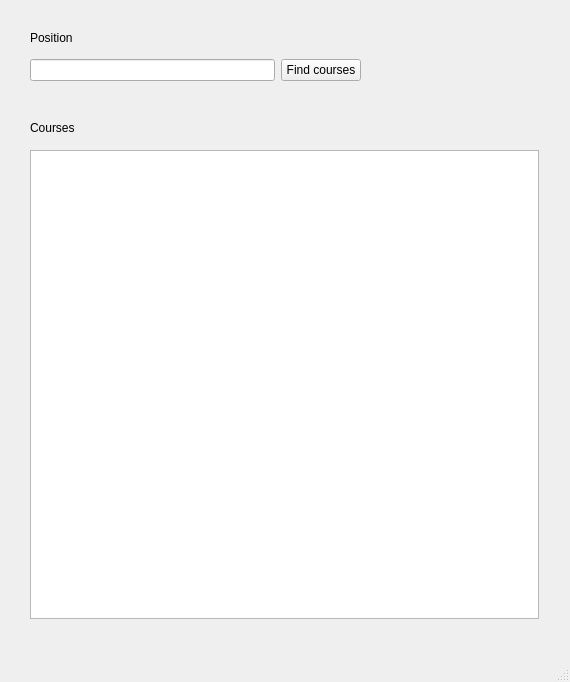
This is 1.ui in VikaPaz/Sirius_Hackathone_13.10.2022 as Qt 5 draws it before an edit. The edited form follows.
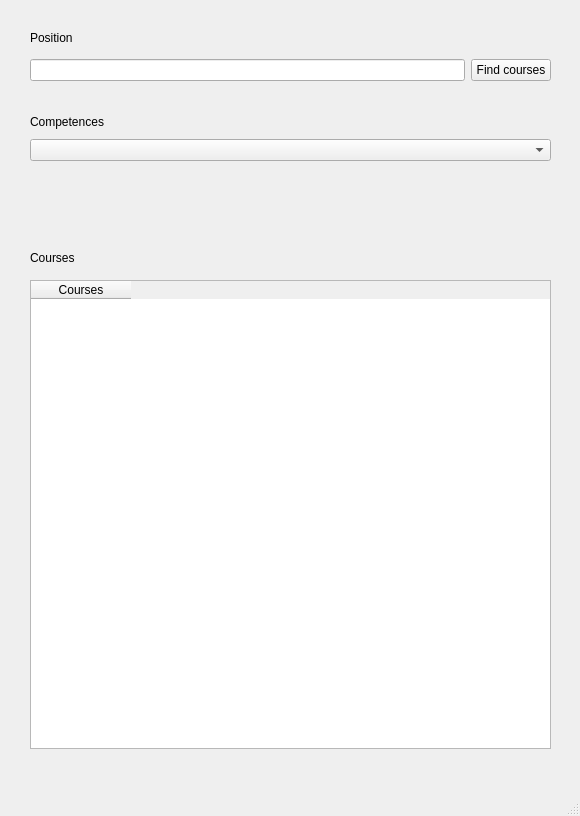
This is the edited form.

The edit to the form file:
```diff
--- a/1.ui
+++ b/1.ui
@@ -6,8 +6,8 @@
    <rect>
     <x>0</x>
     <y>0</y>
-    <width>570</width>
-    <height>682</height>
+    <width>580</width>
+    <height>816</height>
    </rect>
   </property>
   <property name="windowTitle">
@@ -19,7 +19,7 @@
      <rect>
       <x>30</x>
       <y>40</y>
-      <width>331</width>
+      <width>521</width>
       <height>61</height>
      </rect>
     </property>
@@ -44,7 +44,7 @@
     <property name="geometry">
      <rect>
       <x>30</x>
-      <y>120</y>
+      <y>250</y>
       <width>509</width>
       <height>16</height>
      </rect>
@@ -57,11 +57,27 @@
     <property name="geometry">
      <rect>
       <x>30</x>
-      <y>150</y>
-      <width>509</width>
+      <y>280</y>
+      <width>521</width>
       <height>469</height>
      </rect>
     </property>
+    <column>
+     <property name="text">
+      <string>Courses</string>
+     </property>
+     <property name="whatsThis">
+      <string/>
+     </property>
+     <property name="font">
+      <font>
+       <strikeout>false</strikeout>
+      </font>
+     </property>
+     <property name="textAlignment">
+      <set>AlignCenter</set>
+     </property>
+    </column>
    </widget>
    <widget class="QLabel" name="label_2">
     <property name="geometry">
@@ -76,6 +92,28 @@
      <string>Position</string>
     </property>
    </widget>
+   <widget class="QWidget" name="verticalLayoutWidget">
+    <property name="geometry">
+     <rect>
+      <x>30</x>
+      <y>110</y>
+      <width>521</width>
+      <height>51</height>
+     </rect>
+    </property>
+    <layout class="QVBoxLayout" name="verticalLayout">
+     <item>
+      <widget class="QLabel" name="label_3">
+       <property name="text">
+        <string>Competences</string>
+       </property>
+      </widget>
+     </item>
+     <item>
+      <widget class="QComboBox" name="comboBox"/>
+     </item>
+    </layout>
+   </widget>
   </widget>
   <widget class="QMenuBar" name="menubar">
    <property name="geometry">
```
Left out of the diff: 2 changed lines with no effect on the pictures.
